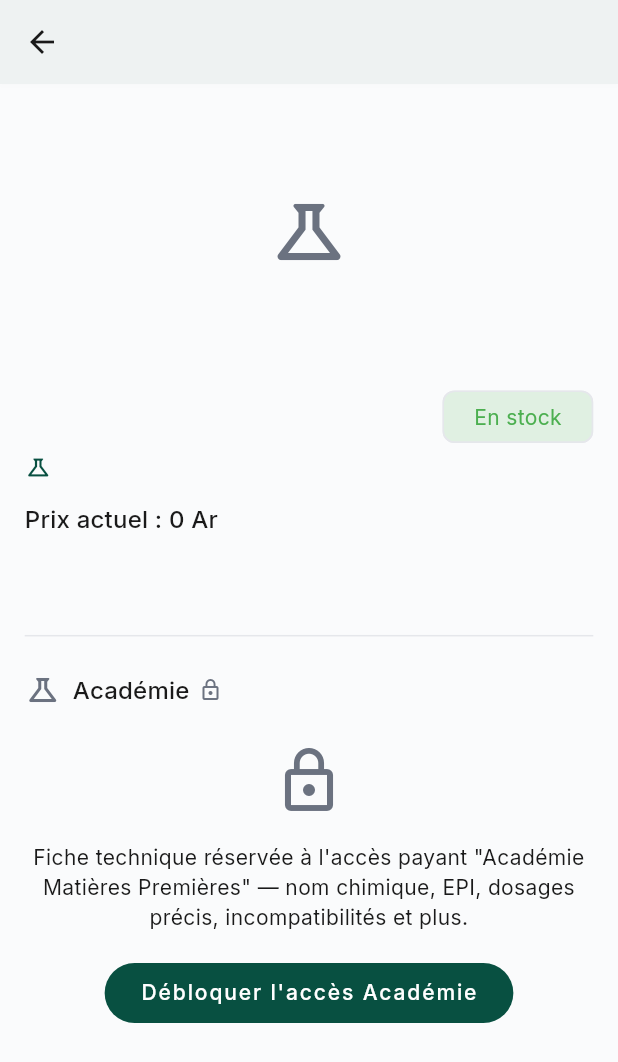
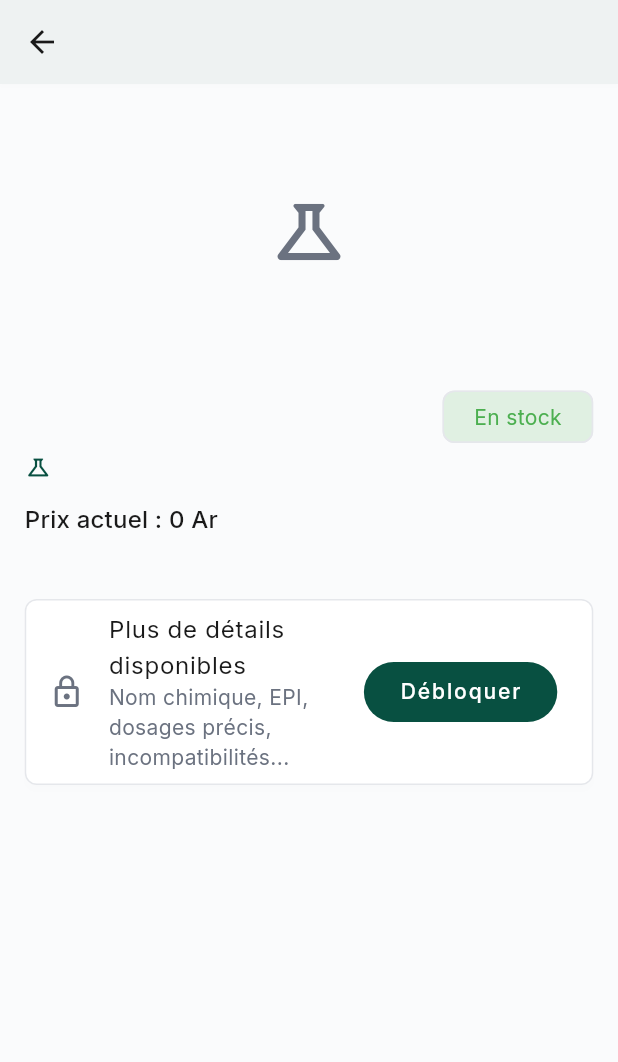
Before and after one commit to Anju-codermad/AkoraHub-app, a Flutter app: the RawMaterialDetailClient screen opened directly with empty values, on a phone screen of 412 x 824 dp. Shown: the top 1062 px of the screen. Run offline on Flutter 3.47's test engine with Material 3 defaults, Android fonts, the phone set to English and light mode, and no system bars; our stand-ins replace audioplayers, cached_network_image, connectivity_plus, file_picker, firebase_core, firebase_messaging and 20 more; missing offline and left inert: agora_rtc_engine, mobile_scanner, record, screen_protector; accounts and stored records are empty.

Commit message:
Supprime la frontière visuelle entre fiche produit et Académie côté client (vraie fiche unique)

```diff
--- a/lib/presentation/client_home/formation/raw_material_detail_client.dart
+++ b/lib/presentation/client_home/formation/raw_material_detail_client.dart
@@ -164,25 +164,6 @@ class _RawMaterialDetailClientState extends State<RawMaterialDetailClient> {
         padding: EdgeInsets.all(4.w),
         children: [
           ..._buildProductSection(theme, m, status, usagesByDomain),
-          SizedBox(height: 3.h),
-          const Divider(),
-          SizedBox(height: 2.h),
-          Row(
-            children: [
-              Icon(Icons.science_outlined,
-                  color: _academieAccess
-                      ? theme.colorScheme.primary
-                      : theme.colorScheme.outline),
-              const SizedBox(width: 8),
-              Text('Académie', style: theme.textTheme.titleMedium),
-              if (!_academieAccess) ...[
-                const SizedBox(width: 6),
-                Icon(Icons.lock_outline,
-                    size: 16, color: theme.colorScheme.outline),
-              ],
-            ],
-          ),
-          SizedBox(height: 1.h),
           ..._buildAcademieSection(theme),
         ],
       ),
@@ -334,30 +315,30 @@ class _RawMaterialDetailClientState extends State<RawMaterialDetailClient> {
   /// supabase/phase81_patch_academie_matieres_premieres.sql). Verrouillée
   /// tant que l'achat Académie spécifique n'est pas validé (aucun teaser).
   /// Affichée dans le MÊME scroll que la fiche produit (plus d'onglet
-  /// séparé) — juste une section de plus après un séparateur.
+  /// séparé) — pas de titre "Académie" ni de séparateur : soit les champs
+  /// s'ajoutent directement à la suite des autres (achat validé), soit un
+  /// simple encart discret invite à débloquer plus de détails.
   List<Widget> _buildAcademieSection(ThemeData theme) {
     if (!_academieAccess) {
       return [
-        Padding(
-          padding: EdgeInsets.symmetric(vertical: 2.h),
-          child: Column(
-            crossAxisAlignment: CrossAxisAlignment.center,
-            children: [
-              Icon(Icons.lock_outline, size: 48, color: theme.colorScheme.outline),
-              SizedBox(height: 2.h),
-              Text(
-                _academiePending
-                    ? 'Votre demande d\'accès Académie est en attente de vérification par notre équipe.'
-                    : 'Fiche technique réservée à l\'accès payant "Académie Matières Premières" — nom chimique, EPI, dosages précis, incompatibilités et plus.',
-                textAlign: TextAlign.center,
-              ),
-              SizedBox(height: 2.h),
-              if (!_academiePending)
-                FilledButton(
-                  onPressed: () => openFormationPurchaseWeb(context),
-                  child: const Text('Débloquer l\'accès Académie'),
-                ),
-            ],
+        SizedBox(height: 1.h),
+        Card(
+          margin: EdgeInsets.zero,
+          child: ListTile(
+            leading: Icon(Icons.lock_outline, color: theme.colorScheme.outline),
+            title: Text(_academiePending
+                ? 'Demande d\'accès en attente de vérification'
+                : 'Plus de détails disponibles'),
+            subtitle: _academiePending
+                ? null
+                : const Text(
+                    'Nom chimique, EPI, dosages précis, incompatibilités...'),
+            trailing: _academiePending
+                ? null
+                : FilledButton(
+                    onPressed: () => openFormationPurchaseWeb(context),
+                    child: const Text('Débloquer'),
+                  ),
           ),
         ),
       ];
@@ -366,13 +347,11 @@ class _RawMaterialDetailClientState extends State<RawMaterialDetailClient> {
     final sheet = _academieSheet;
     if (sheet == null) {
       return [
-        Padding(
-          padding: EdgeInsets.symmetric(vertical: 2.h),
-          child: Text(
-            'Fiche Académie en cours de préparation par notre équipe pour ce produit.',
-            textAlign: TextAlign.center,
-            style: theme.textTheme.bodyMedium,
-          ),
+        SizedBox(height: 1.h),
+        Text(
+          'Fiche technique en cours de préparation par notre équipe pour ce produit.',
+          style: theme.textTheme.bodySmall
+              ?.copyWith(fontStyle: FontStyle.italic),
         ),
       ];
     }
```
Also changed, not shown: 1 other file.
